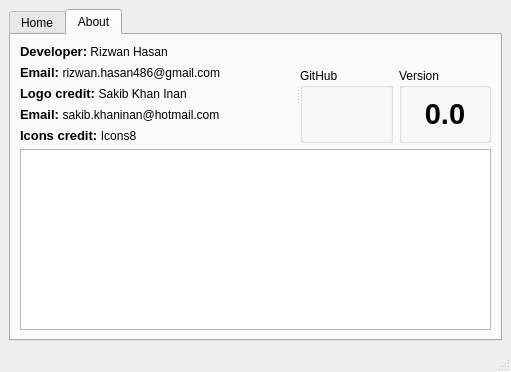
The window that ui/mainwindow.ui (Rizwan-Hasan/Free-Hash-Checker) describes before a commit, drawn with Qt 5.
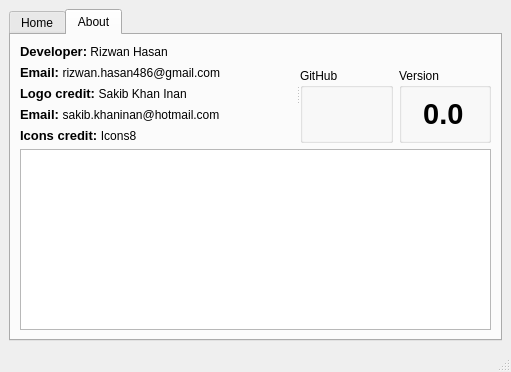
The same window after the commit. The open tabs and pages were chosen to show the change. Icons and pictures are not drawn.

What changed in the file:
```diff
--- a/ui/mainwindow.ui
+++ b/ui/mainwindow.ui
@@ -526,7 +526,11 @@
                  <item>
                   <widget class="QLabel" name="applicationVersion">
                    <property name="text">
-                    <string>&lt;html&gt;&lt;head/&gt;&lt;body&gt;&lt;p align=&quot;center&quot;&gt;&lt;span style=&quot; font-size:22pt; font-weight:600;&quot;&gt;0.0&lt;/span&gt;&lt;/p&gt;&lt;/body&gt;&lt;/html&gt;</string>
+                                                                                <string>&lt;html&gt;&lt;head/&gt;&lt;body&gt;&lt;p
+                                                                                    align=&quot;center&quot;&gt;&lt;span
+                                                                                    style=&quot; font-size:22pt;
+                                                                                    font-weight:600;&quot;&gt;0.0&lt;/span&gt;&lt;/p&gt;&lt;/body&gt;&lt;/html&gt;
+                                                                                </string>
                    </property>
                   </widget>
                  </item>
```
Left out of the diff: 98 changed lines with no effect on the pictures. Lines whose indentation alone changed are shown as unchanged.
